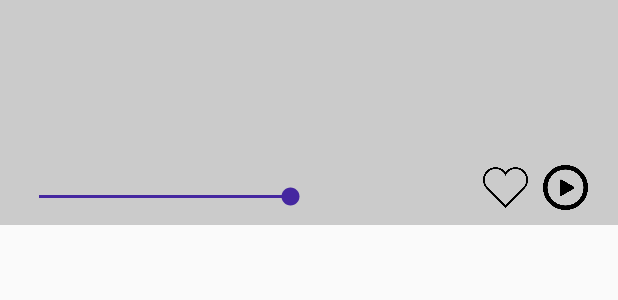
After one commit to girginkagan/relaxingsounds, an Android app: the layout item_of_library_category_selected.xml on its own in the app's theme, with its tools: preview values and no code run, on a phone screen of 412 x 824 dp. The commit adds this screen. Shown: the top 300 px of the screen. Run offline under Robolectric (Android 15) with nearby library versions, the phone set to English and light mode, and no system bars.

Commit message:
new html file has been created for bird songs and added to the project, library category selected fragment and items have been created.

```diff
--- a/app/build.gradle
+++ b/app/build.gradle
@@ -28,7 +28,7 @@ dependencies {
     compile 'com.android.support.constraint:constraint-layout:1.0.2'
     compile 'com.android.support:support-v4:26.+'
     compile 'net.steamcrafted:materialiconlib:1.1.4'
-    compile 'com.android.support:recyclerview-v7:+'
+    compile 'com.android.support:recyclerview-v7:26.0.0-alpha1'
     compile 'com.squareup.picasso:picasso:2.3.3'
     compile 'com.android.volley:volley:1.1.0'
     testCompile 'junit:junit:4.12'
--- /dev/null
+++ b/app/src/main/res/drawable/fav_toggle_button_drawable.xml
@@ -0,0 +1,7 @@
+<?xml version="1.0" encoding="utf-8"?>
+<selector xmlns:android="http://schemas.android.com/apk/res/android">
+    <item android:drawable="@drawable/heart_filled_ic"
+        android:state_checked="true" />
+    <item android:drawable="@drawable/fav_empty_ic"
+        android:state_checked="false"/>
+</selector>
--- /dev/null
+++ b/app/src/main/res/drawable/play_pause_toggle_button_drawable.xml
@@ -0,0 +1,7 @@
+<?xml version="1.0" encoding="utf-8"?>
+<selector xmlns:android="http://schemas.android.com/apk/res/android">
+    <item android:drawable="@drawable/pause_ic"
+        android:state_checked="true" />
+    <item android:drawable="@drawable/play_ic"
+        android:state_checked="false"/>
+</selector>
--- /dev/null
+++ b/app/src/main/res/layout/item_of_library_category_selected.xml
@@ -0,0 +1,56 @@
+<?xml version="1.0" encoding="utf-8"?>
+<RelativeLayout xmlns:android="http://schemas.android.com/apk/res/android"
+    android:layout_width="match_parent"
+    android:layout_height="150dp"
+    android:background="@color/colorBlack30Opacity">
+    <TextView
+        android:id="@+id/title"
+        android:layout_width="match_parent"
+        android:layout_height="wrap_content"
+        android:layout_marginTop="20dp"
+        android:layout_marginStart="20dp"
+        android:layout_marginEnd="20dp"
+        android:layout_marginBottom="20dp"
+        android:textSize="18sp"
+        android:textColor="@color/colorWhite" />
+    <RelativeLayout
+        android:id="@+id/leftLayout"
+        android:layout_width="200dp"
+        android:layout_height="wrap_content"
+        android:layout_alignParentBottom="true"
+        android:layout_marginStart="10dp"
+        android:layout_marginBottom="10dp">
+        <SeekBar
+            android:id="@+id/volumeSeekBar"
+            android:layout_width="match_parent"
+            android:max="100"
+            android:progress="100"
+            android:layout_height="wrap_content" />
+    </RelativeLayout>
+    <RelativeLayout
+        android:layout_width="match_parent"
+        android:layout_height="wrap_content"
+        android:layout_marginBottom="10dp"
+        android:layout_marginEnd="20dp"
+        android:layout_alignParentEnd="true"
+        android:layout_alignParentBottom="true"
+        android:layout_toRightOf="@+id/leftLayout">
+        <ToggleButton
+            android:id="@+id/playPauseBtn"
+            android:layout_width="30dp"
+            android:layout_height="30dp"
+            android:background="@drawable/play_pause_toggle_button_drawable"
+            android:textOn=""
+            android:textOff=""
+            android:layout_alignParentEnd="true"/>
+        <ToggleButton
+            android:id="@+id/favBtn"
+            android:layout_width="30dp"
+            android:layout_height="30dp"
+            android:layout_marginEnd="10dp"
+            android:textOn=""
+            android:textOff=""
+            android:background="@drawable/fav_toggle_button_drawable"
+            android:layout_toStartOf="@id/playPauseBtn"/>
+    </RelativeLayout>
+</RelativeLayout>
```
Also changed, not shown: app/src/main/java/com/fashionone/rahatlaticisesler/Activities/MainActivity.java (+9 -0 lines), app/src/main/java/com/fashionone/rahatlaticisesler/Adapters/LibraryCategoriesRecyclerViewAdapter.java (+9 -4 lines), app/src/main/java/com/fashionone/rahatlaticisesler/Adapters/LibraryCategorySelectedRecyclerViewAdapter.java (added, +61 -0 lines), app/src/main/java/com/fashionone/rahatlaticisesler/Fragments/LibraryCategorySelectedFragment.java (added, +56 -0 lines), app/src/main/java/com/fashionone/rahatlaticisesler/Fragments/LibraryFragment.java (+26 -39 lines), app/src/main/java/com/fashionone/rahatlaticisesler/Interfaces/OnLibraryCategoryItemClick.java (added, +9 -0 lines), app/src/main/java/com/fashionone/rahatlaticisesler/Models/LibrarySongModel.java (added, +10 -0 lines), app/src/main/java/com/fashionone/rahatlaticisesler/SongCategory.java (added, +53 -0 lines), app/src/main/res/layout/fragment_library_category_selected.xml (added, +11 -0 lines), app/src/main/res/drawable/fav_empty_ic.png (added), app/src/main/res/drawable/heart_filled_ic.png (added), app/src/main/res/drawable/pause_ic.png (added), app/src/main/res/drawable/play_ic.png (added), 1 other file.
